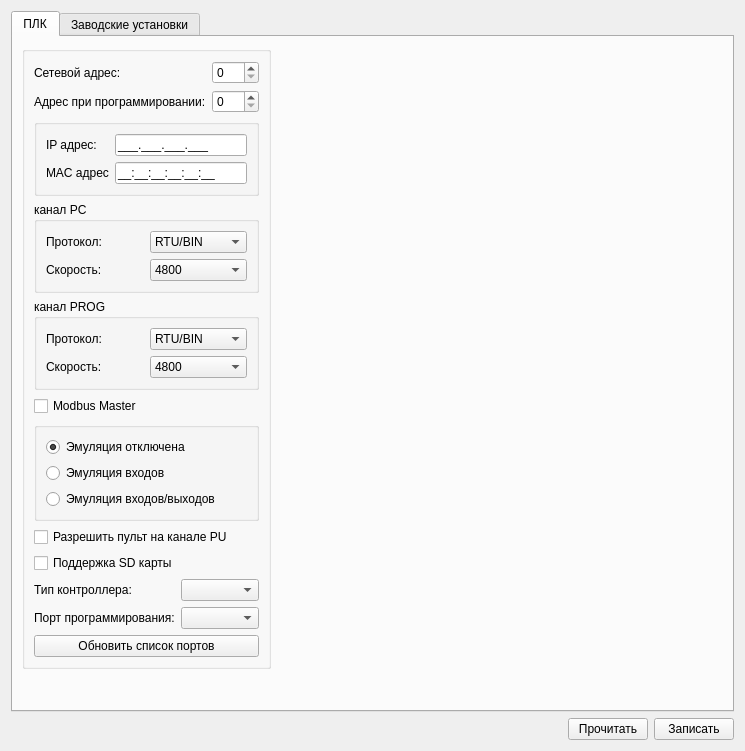
Before: the Qt Designer form settingsform.ui in atikbif/relkonIDE, drawn with Qt 5.
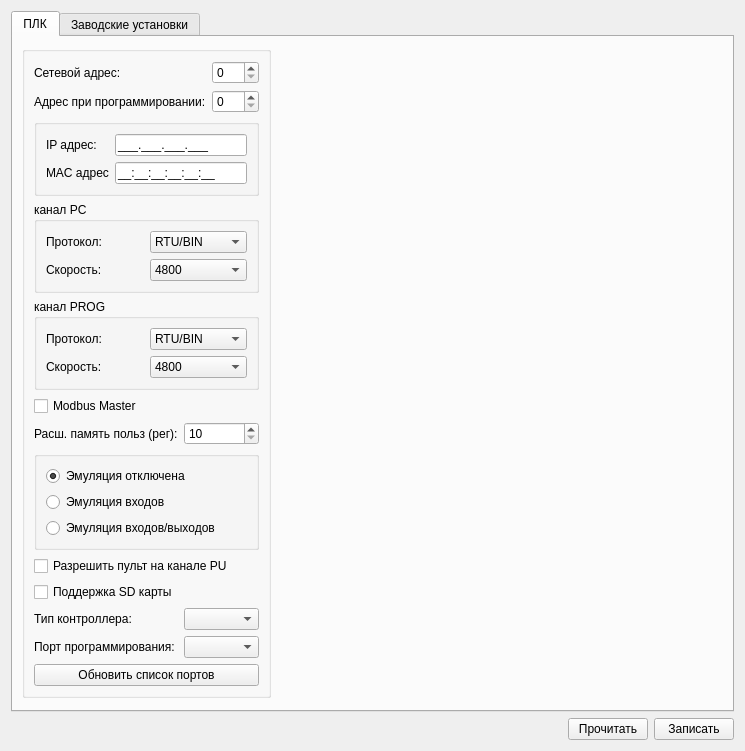
After: the same form once the commit is applied.

Diff of the .ui file:
```diff
--- a/settingsform.ui
+++ b/settingsform.ui
@@ -221,7 +221,7 @@
             </layout>
            </widget>
           </item>
-          <item row="5" column="0" colspan="2">
+          <item row="6" column="0" colspan="2">
            <widget class="QGroupBox" name="groupBox_6">
             <property name="title">
              <string/>
@@ -254,14 +254,14 @@
             </layout>
            </widget>
           </item>
-          <item row="7" column="0" colspan="2">
+          <item row="8" column="0" colspan="2">
            <widget class="QCheckBox" name="checkBoxSD">
             <property name="text">
              <string>Поддержка SD карты</string>
             </property>
            </widget>
           </item>
-          <item row="8" column="0">
+          <item row="9" column="0">
            <widget class="QLabel" name="label_9">
             <property name="text">
              <string>Тип контроллера:</string>
@@ -300,31 +300,21 @@
             </item>
            </layout>
           </item>
-          <item row="6" column="0" colspan="2">
+          <item row="7" column="0" colspan="2">
            <widget class="QCheckBox" name="checkBoxDisplay">
             <property name="text">
              <string>Разрешить пульт на канале PU</string>
             </property>
            </widget>
           </item>
-          <item row="10" column="0">
-           <widget class="QLabel" name="label_10">
-            <property name="text">
-             <string>Порт программирования:</string>
-            </property>
-           </widget>
-          </item>
-          <item row="10" column="1">
-           <widget class="QComboBox" name="comboBoxPrPort"/>
-          </item>
-          <item row="11" column="0" colspan="2">
+          <item row="12" column="0" colspan="2">
            <widget class="QPushButton" name="pushButtonPortListUpdate">
             <property name="text">
              <string>Обновить список портов</string>
             </property>
            </widget>
           </item>
-          <item row="8" column="1">
+          <item row="9" column="1">
            <widget class="QComboBox" name="comboBoxPLCType"/>
           </item>
           <item row="4" column="0">
@@ -334,6 +324,33 @@
             </property>
            </widget>
           </item>
+          <item row="11" column="1">
+           <widget class="QComboBox" name="comboBoxPrPort"/>
+          </item>
+          <item row="11" column="0">
+           <widget class="QLabel" name="label_10">
+            <property name="text">
+             <string>Порт программирования:</string>
+            </property>
+           </widget>
+          </item>
+          <item row="5" column="0">
+           <widget class="QLabel" name="label_11">
+            <property name="text">
+             <string>Расш. память польз (рег):</string>
+            </property>
+           </widget>
+          </item>
+          <item row="5" column="1">
+           <widget class="QSpinBox" name="spinBoxEMemSize">
+            <property name="minimum">
+             <number>10</number>
+            </property>
+            <property name="maximum">
+             <number>1000</number>
+            </property>
+           </widget>
+          </item>
          </layout>
         </widget>
        </item>
```
